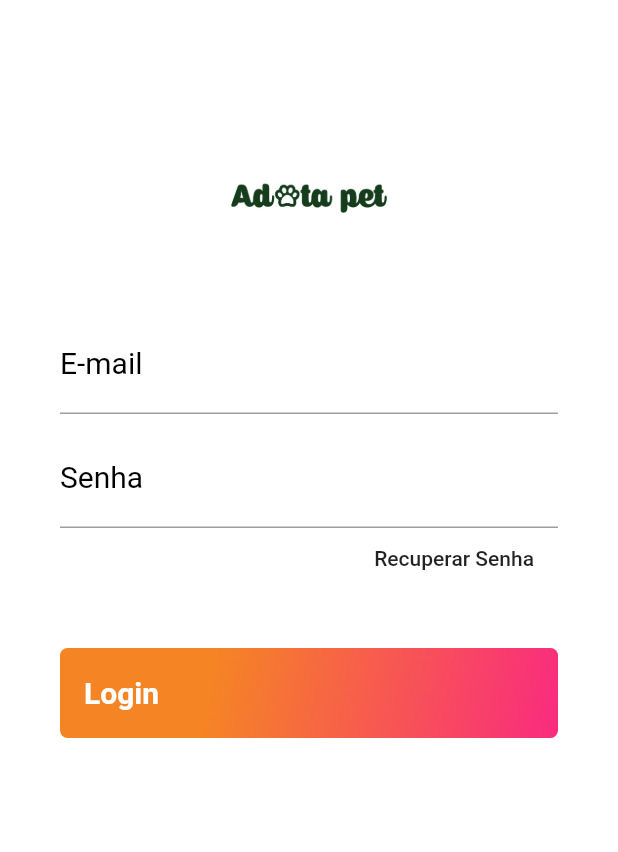
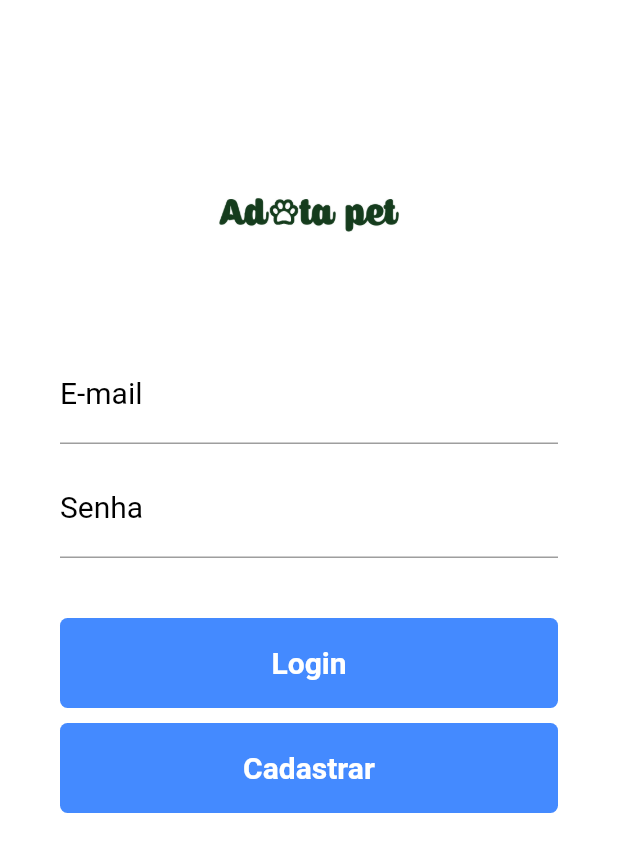
Before and after one commit to gabrieldfm/AdotaPetFlutter, a Flutter app: the screen it shows after launch, on a phone screen of 412 x 824 dp. Shown: the top 852 px of the screen. Run offline on Flutter 3.47's test engine with Material 2 defaults, Android fonts, the phone set to English and light mode, and no system bars.

Commit message:
pgina de login e novo usuario

```diff
--- a/src/lib/main.dart
+++ b/src/lib/main.dart
@@ -1,13 +1,15 @@
 import 'package:adotapet/pages/login.dart';
+import 'package:adotapet/pages/new.user.dart';
 import 'package:flutter/material.dart';
 
 void main() => runApp(AdotaPet());
 
 class AdotaPet extends StatelessWidget{
 
-  /*final routes = <String, WidgetBuilder>{
+  final routes = <String, WidgetBuilder>{
     LoginPage.tag: (context) => LoginPage(),
-  };*/
+    NewUserPage.tag: (context) => NewUserPage(),
+  };
 
   @override
   Widget build(BuildContext context) {
@@ -25,7 +27,7 @@ class AdotaPet extends StatelessWidget{
         )
       ),
       home: LoginPage(),
-      //routes: routes,
+      routes: routes,
     );
   }
 
--- a/src/lib/pages/login.dart
+++ b/src/lib/pages/login.dart
@@ -1,6 +1,9 @@
+import 'package:adotapet/pages/new.user.dart';
 import 'package:flutter/material.dart';
 
 class LoginPage extends StatelessWidget {
+  static String tag = 'login-page';
+
   @override
   Widget build(BuildContext context) {
     return Scaffold(
@@ -10,8 +13,8 @@ class LoginPage extends StatelessWidget {
         child: ListView(
           children: <Widget>[
             SizedBox(
-              width: 130,
-              height: 130,
+              width: 150,
+              height: 150,
               child: Image.asset("assets/logo.png"),
             ),
             SizedBox(
@@ -41,19 +44,6 @@ class LoginPage extends StatelessWidget {
                       fontSize: 20)),
               style: TextStyle(fontSize: 20),
             ),
-            Container(
-              height: 40,
-              alignment: Alignment.centerRight,
-              child: FlatButton(
-                child: Text(
-                  "Recuperar Senha",
-                  textAlign: TextAlign.right,
-                ),
-                onPressed: () {
-
-                },
-              ),
-            ),
             SizedBox(
               height: 40,
             ),
@@ -61,15 +51,7 @@ class LoginPage extends StatelessWidget {
               height: 60,
               alignment: Alignment.centerLeft,
               decoration: BoxDecoration(
-                gradient: LinearGradient(
-                  begin: Alignment.topLeft,
-                  end: Alignment.bottomRight,
-                  stops: [0.3, 1],
-                  colors: [
-                    Color(0xFFF58524),
-                    Color(0XFFF92B7F),
-                  ],
-                ),
+                color: Colors.blueAccent,
                 borderRadius: BorderRadius.all(
                   Radius.circular(5),
                 ),
@@ -77,7 +59,7 @@ class LoginPage extends StatelessWidget {
               child: SizedBox.expand(
                 child: FlatButton(
                   child: Row(
-                    mainAxisAlignment: MainAxisAlignment.spaceBetween,
+                    mainAxisAlignment: MainAxisAlignment.center,
                     children: <Widget>[
                       Text(
                         "Login",
@@ -88,13 +70,6 @@ class LoginPage extends StatelessWidget {
                         ),
                         textAlign: TextAlign.center,
                       ),
-                      /*Container(
-                        child: SizedBox(
-                          //child: Image.asset("assets/bone.png"),
-                          height: 28,
-                          width: 28,
-                        ),
-                      )*/
                     ],
                   ),
                   onPressed: () {
@@ -108,6 +83,40 @@ class LoginPage extends StatelessWidget {
                 ),
               ),
             ),
+            SizedBox(
+              height: 10,
+            ),
+            Container(
+              height: 60,
+              alignment: Alignment.centerLeft,
+              decoration: BoxDecoration(
+                color: Colors.blueAccent,
+                borderRadius: BorderRadius.all(
+                  Radius.circular(5),
+                ),
+              ),
+              child: SizedBox.expand(
+                child: FlatButton(
+                  child: Row(
+                    mainAxisAlignment: MainAxisAlignment.center,
+                    children: <Widget>[
+                      Text(
+                        "Cadastrar",
+                        style: TextStyle(
+                          fontWeight: FontWeight.bold,
+                          color: Colors.white,
+                          fontSize: 20,
+                        ),
+                        textAlign: TextAlign.center,
+                      ),
+                    ],
+                  ),
+                  onPressed: () {
+                    Navigator.of(context).pushReplacementNamed(NewUserPage.tag);
+                  },
+                ),
+              ),
+            ),
           ],
         ),
       ),
```
Also changed, not shown: src/lib/pages/new.user.dart (added, +126 -0 lines), 6 other files.
